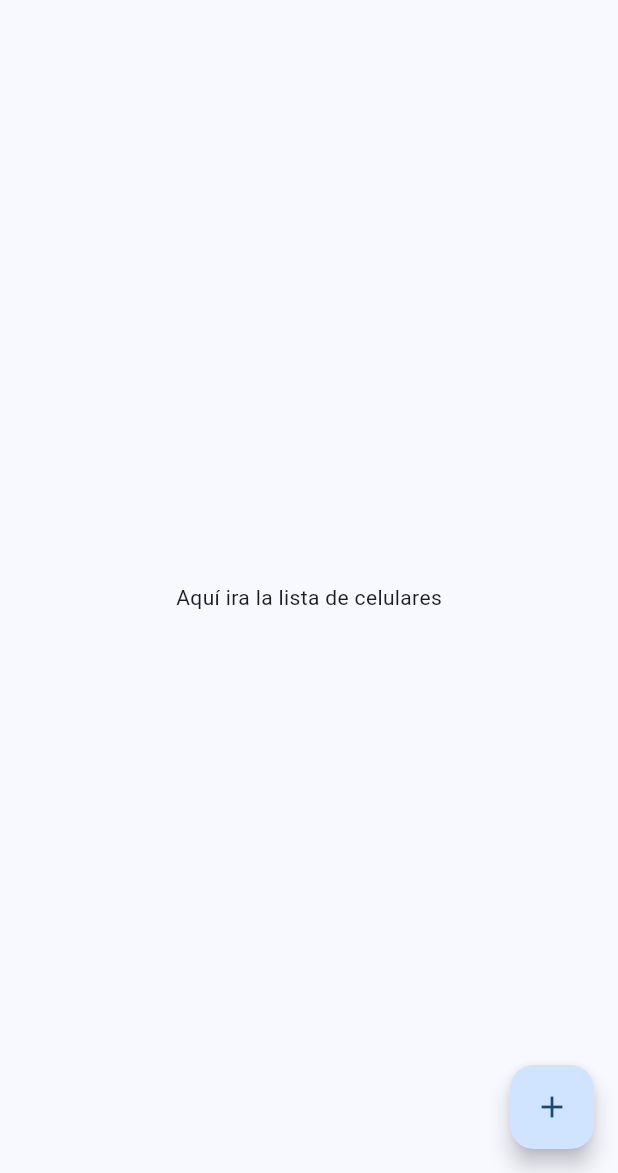
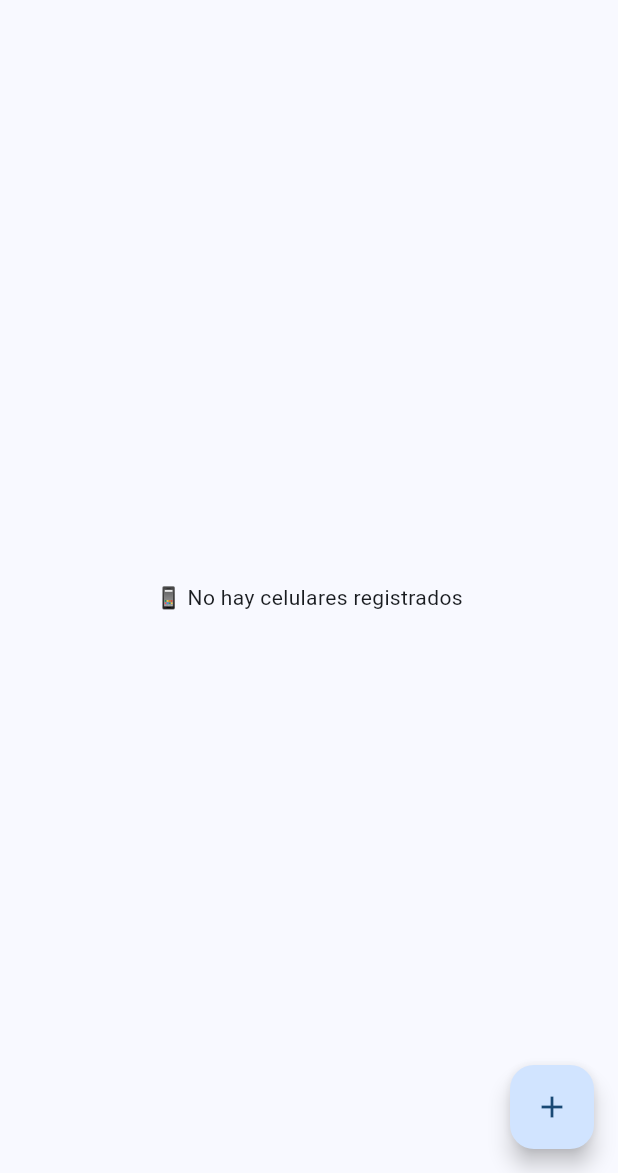
Before and after one commit to Angel453-jpg/flutter-crud, a Flutter app: the screen it shows after launch, on a phone screen of 412 x 824 dp, the part 63-1236 px from its top. Run offline on Flutter 3.47's test engine with Material 3 defaults, Android fonts, the phone set to English and light mode, and no system bars; our stand-ins replace cloud_firestore, firebase_core, shared_preferences; accounts and stored records are empty.

Commit message:
Se agrega la lista de celulares

```diff
--- a/lib/screens/my_home_page.dart
+++ b/lib/screens/my_home_page.dart
@@ -56,7 +56,39 @@ class _MyHomePageState extends State<MyHomePage> {
         onPressed: showCellphoneDialog,
         child: const Icon(Icons.add),
       ),
-      body: const Center(child: Text("Aquí ira la lista de celulares")),
+      body: StreamBuilder(
+        stream: dbService.getCellphonesStream(),
+        builder: (context, snapshot) {
+          if (snapshot.connectionState == ConnectionState.waiting) {
+            return const Center(child: CircularProgressIndicator());
+          }
+
+          if (snapshot.hasError) {
+            return const Center(child: Text("❌ Error al cargar los datos"));
+          }
+
+          if (!snapshot.hasData || snapshot.data!.docs.isEmpty) {
+            return const Center(child: Text("📱 No hay celulares registrados"));
+          }
+
+          final docs = snapshot.data!.docs;
+
+          return ListView.builder(
+            itemCount: docs.length,
+            itemBuilder: (context, index) {
+              final cellphone = docs[index];
+              return ListTile(
+                leading: const Icon(Icons.phone_android),
+                title: Text(cellphone['Marca'] ?? ''),
+                subtitle: Text(
+                  "${cellphone['Modelo'] ?? ''} - ${cellphone['Almacenamiento'] ?? ''}",
+                ),
+                trailing: Text("\$${cellphone['Precio'].toString()}"),
+              );
+            },
+          );
+        },
+      ),
     );
   }
 }
--- a/lib/services/firestore_service.dart
+++ b/lib/services/firestore_service.dart
@@ -18,4 +18,8 @@ class FirestoreService {
       'Precio': price,
     });
   }
+
+  Stream<QuerySnapshot> getCellphonesStream(){
+    return cellphones.orderBy('Marca').snapshots();
+  }
 }
```
Also changed, not shown: lib/widgets/custom_app_bar.dart (+2 -13 lines).
